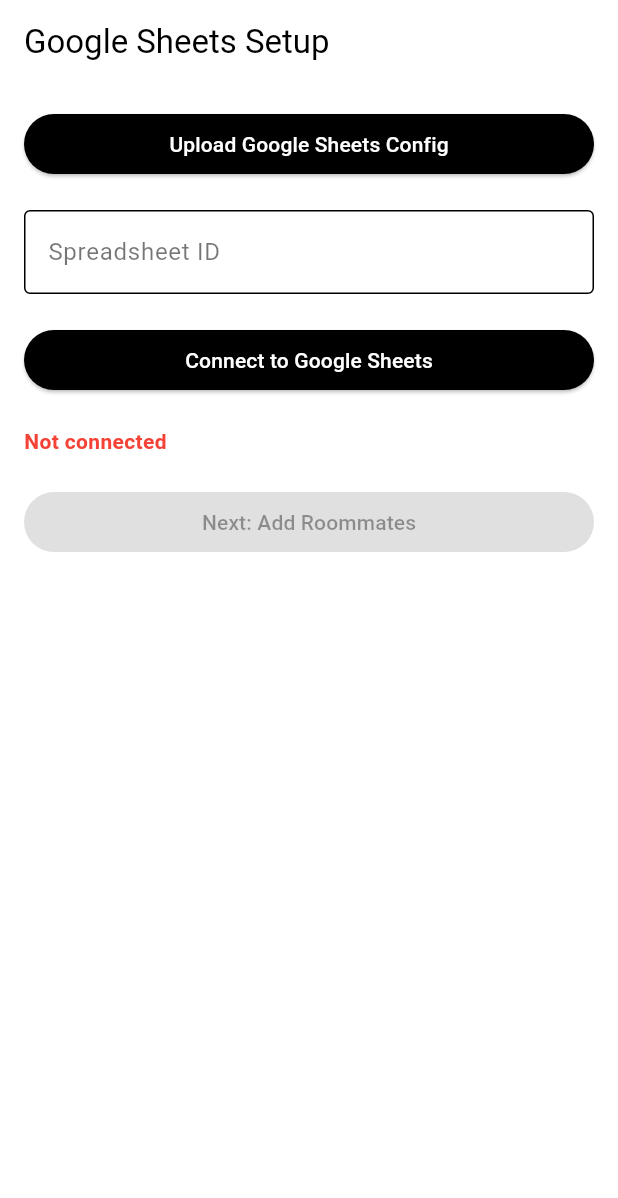
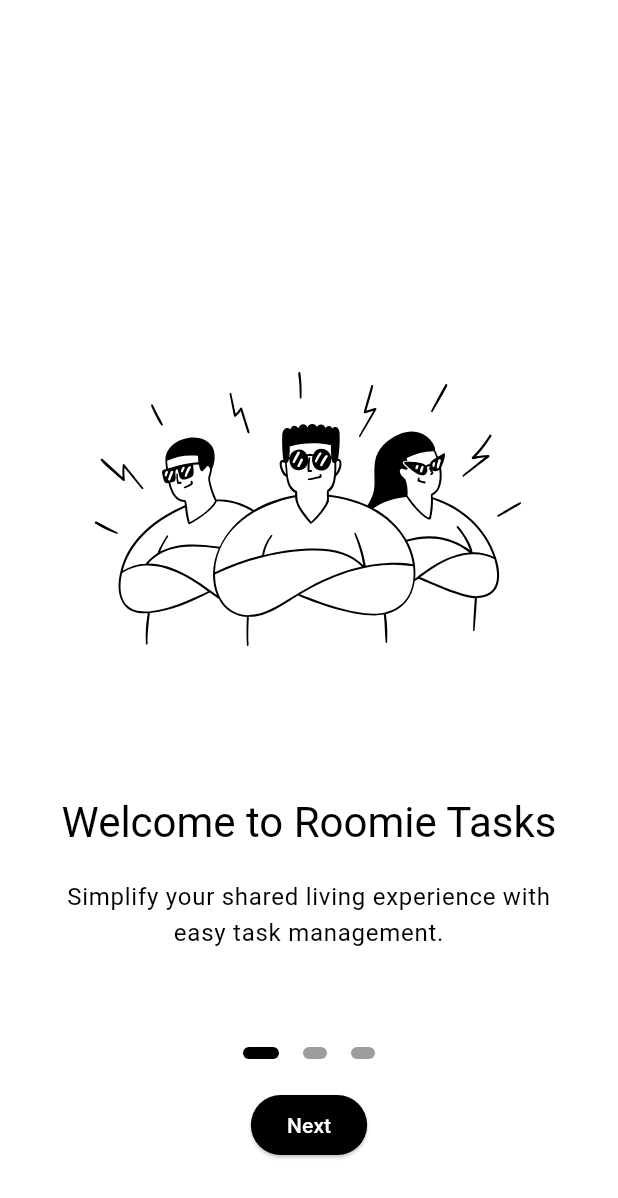
Before and after one commit to irangareddy/roomie_tasks, a Flutter app: the screen it shows after launch, on a phone screen of 412 x 824 dp. Shown: the top 1198 px of the screen. Run offline on Flutter 3.47's test engine with Material 3 defaults, Android fonts, the phone set to English and light mode, and no system bars; our stand-ins replace bloc, file_picker, flutter_svg, get_it, go_router, hive_flutter; missing offline and left inert: gsheets; accounts and stored records are empty; generated files the repository leaves out were written again.

Commit message:
feat: onboarding page

```diff
--- /dev/null
+++ b/lib/app/pages/onboarding/splash_screen.dart
@@ -0,0 +1,168 @@
+import 'package:flutter/material.dart';
+import 'package:flutter_svg/flutter_svg.dart';
+import 'package:go_router/go_router.dart';
+import 'package:roomie_tasks/app/services/onboarding_service.dart';
+import 'package:roomie_tasks/config/routes/routes.dart';
+import 'package:roomie_tasks/dependency_manager.dart';
+
+class SplashScreen extends StatefulWidget {
+  const SplashScreen({super.key});
+
+  @override
+  State<SplashScreen> createState() => _SplashScreenState();
+}
+
+class _SplashScreenState extends State<SplashScreen> {
+  final PageController _pageController = PageController();
+  int _currentPage = 0;
+  final List<OnboardingPage> _pages = [
+    OnboardingPage(
+      title: 'Welcome to Roomie Tasks',
+      description:
+          'Simplify your shared living experience with easy task management.',
+      image: 'assets/images/welcome.svg',
+    ),
+    OnboardingPage(
+      title: 'Create and Assign Tasks',
+      description: 'Easily create tasks and assign them to roommates.',
+      image: 'assets/images/create_tasks.svg',
+    ),
+    OnboardingPage(
+      title: 'Track Progress',
+      description:
+          'Monitor task completion and maintain a harmonious living space.',
+      image: 'assets/images/track_progress.svg',
+    ),
+  ];
+
+  late final OnboardingService _onboardingService;
+
+  @override
+  void initState() {
+    super.initState();
+    _onboardingService = sl<OnboardingService>();
+    _checkFirstTime();
+  }
+
+  Future<void> _checkFirstTime() async {
+    final isCompleted = await _onboardingService.isOnboardingCompleted();
+    if (isCompleted) {
+      _navigateToHome();
+    }
+  }
+
+  void _navigateToHome() {
+    context.go(AppRoutes.home);
+  }
+
+  @override
+  Widget build(BuildContext context) {
+    return Scaffold(
+      body: Stack(
+        children: [
+          PageView.builder(
+            controller: _pageController,
+            itemCount: _pages.length,
+            onPageChanged: (int page) {
+              setState(() {
+                _currentPage = page;
+              });
+            },
+            itemBuilder: (context, index) {
+              return _buildPage(_pages[index]);
+            },
+          ),
+          Positioned(
+            bottom: 50,
+            left: 0,
+            right: 0,
+            child: Column(
+              children: [
+                Row(
+                  mainAxisAlignment: MainAxisAlignment.center,
+                  children: _buildPageIndicator(),
+                ),
+                const SizedBox(height: 20),
+                ElevatedButton(
+                  onPressed: () {
+                    if (_currentPage == _pages.length - 1) {
+                      _finishOnboarding();
+                    } else {
+                      _pageController.nextPage(
+                        duration: const Duration(milliseconds: 300),
+                        curve: Curves.easeIn,
+                      );
+                    }
+                  },
+                  child: Text(
+                    _currentPage == _pages.length - 1 ? 'Get Started' : 'Next',
+                  ),
+                ),
+              ],
+            ),
+          ),
+        ],
+      ),
+    );
+  }
+
+  Widget _buildPage(OnboardingPage page) {
+    return Padding(
+      padding: const EdgeInsets.all(40),
+      child: Column(
+        mainAxisAlignment: MainAxisAlignment.center,
+        children: [
+          SvgPicture.asset(
+            page.image,
+            height: 300,
+          ),
+          const SizedBox(height: 40),
+          Text(page.title, style: Theme.of(context).textTheme.headlineMedium),
+          const SizedBox(height: 20),
+          Text(
+            page.description,
+            textAlign: TextAlign.center,
+            style: Theme.of(context).textTheme.bodyLarge,
+          ),
+        ],
+      ),
+    );
+  }
+
+  List<Widget> _buildPageIndicator() {
+    final indicators = <Widget>[];
+    for (var i = 0; i < _pages.length; i++) {
+      indicators.add(i == _currentPage ? _indicator(true) : _indicator(false));
+    }
+    return indicators;
+  }
+
+  Widget _indicator(bool isActive) {
+    return AnimatedContainer(
+      duration: const Duration(milliseconds: 150),
+      margin: const EdgeInsets.symmetric(horizontal: 8),
+      height: 8,
+      width: isActive ? 24.0 : 16.0,
+      decoration: BoxDecoration(
+        color: isActive ? Theme.of(context).primaryColor : Colors.grey,
+        borderRadius: const BorderRadius.all(Radius.circular(12)),
+      ),
+    );
+  }
+
+  Future<void> _finishOnboarding() async {
+    await _onboardingService.setOnboardingCompleted();
+    _navigateToHome();
+  }
+}
+
+class OnboardingPage {
+  OnboardingPage({
+    required this.title,
+    required this.description,
+    required this.image,
+  });
+  final String title;
+  final String description;
+  final String image;
+}
--- /dev/null
+++ b/lib/app/services/onboarding_service.dart
@@ -0,0 +1,16 @@
+import 'package:roomie_tasks/app/services/services.dart';
+
+class OnboardingService {
+  OnboardingService(this._storageService);
+  final StorageService _storageService;
+
+  Future<bool> isOnboardingCompleted() async {
+    // setOnboardingCompleted();
+    return await _storageService.get(StorageKey.onboardingCompleted) as bool? ??
+        false;
+  }
+
+  Future<void> setOnboardingCompleted() async {
+    await _storageService.set(StorageKey.onboardingCompleted, true);
+  }
+}
--- a/lib/app/services/services.dart
+++ b/lib/app/services/services.dart
@@ -1,4 +1,5 @@
 export 'googlesheets_service.dart';
+export 'onboarding_service.dart';
 export 'roommate_service.dart';
 export 'service_utils.dart';
 export 'storage/hive_storage_service.dart';
--- a/lib/app/services/storage/storage_key.dart
+++ b/lib/app/services/storage/storage_key.dart
@@ -1,7 +1,7 @@
 /// Specify all local storage keys in StorageKey
 class StorageKey {
   static const String container = 'roomieTasks';
-  static const String hasOnboardingBeenShown = 'hasOnboardingBeenShown';
+  static const String onboardingCompleted = 'onboardingCompleted';
   static const String username = 'username';
   static const String spreadsheetId = 'spreadsheetId';
   static const String credentials = 'gsheetsCredentials';
--- a/lib/config/routes/routes.dart
+++ b/lib/config/routes/routes.dart
@@ -1,12 +1,17 @@
+import 'package:flutter/material.dart';
 import 'package:go_router/go_router.dart';
 import 'package:provider/provider.dart';
 import 'package:roomie_tasks/app/pages/add_roommates_page.dart';
 import 'package:roomie_tasks/app/pages/add_tasks_page.dart';
 import 'package:roomie_tasks/app/pages/googlesheets_setup_page.dart';
+import 'package:roomie_tasks/app/pages/onboarding/splash_screen.dart';
 import 'package:roomie_tasks/app/pages/task_list_page.dart';
 import 'package:roomie_tasks/app/providers/googlesheets_setup_provider.dart';
+import 'package:roomie_tasks/app/services/onboarding_service.dart';
+import 'package:roomie_tasks/dependency_manager.dart';
 
 class AppRoutes {
+  static const splash = '/splash';
   static const home = '/';
   static const googleSheetsSetup = '/google-sheet-setup';
   static const addRoommates = '/add-roommates';
@@ -15,8 +20,12 @@ class AppRoutes {
 }
 
 final router = GoRouter(
-  initialLocation: AppRoutes.home,
+  initialLocation: AppRoutes.splash,
   routes: [
+    GoRoute(
+      path: AppRoutes.splash,
+      builder: (context, state) => const SplashScreen(),
+    ),
     GoRoute(
       path: AppRoutes.home,
       builder: (context, state) => const TaskListPage(),
@@ -47,4 +56,24 @@ final router = GoRouter(
       builder: (context, state) => const TaskListPage(),
     ),
   ],
+  redirect: (BuildContext context, GoRouterState state) async {
+    final onboardingService = sl<OnboardingService>();
+    final isOnboardingCompleted =
+        await onboardingService.isOnboardingCompleted();
+
+    // If onboarding is not completed and we're not already on the splash
+    // screen, redirect to splash
+    if (!isOnboardingCompleted && state.uri.toString() != AppRoutes.splash) {
+      return AppRoutes.splash;
+    }
+
+    // If onboarding is completed and we're on the splash screen,
+    // redirect to home
+    if (isOnboardingCompleted && state.uri.toString() == AppRoutes.splash) {
+      return AppRoutes.home;
+    }
+
+    // In all other cases, don't redirect
+    return null;
+  },
 );
--- a/lib/dependency_manager.dart
+++ b/lib/dependency_manager.dart
@@ -14,6 +14,8 @@ class DependencyManager {
     sl
       ..registerSingleton<StorageService>(hiveStorageService)
       ..registerSingleton<GoogleSheetsService>(GoogleSheetsService())
+      ..registerSingleton<OnboardingService>(OnboardingService(hiveStorageService))
+
 
       // Providers
       ..registerSingleton<GoogleSheetsSetupProvider>(
--- a/pubspec.yaml
+++ b/pubspec.yaml
@@ -14,6 +14,7 @@ dependencies:
   flutter_bloc: ^8.1.6
   flutter_localizations:
     sdk: flutter
+  flutter_svg: ^2.0.10+1
   get_it: ^8.0.0
   go_router: ^14.2.7
   gsheets: ^0.5.0
@@ -36,3 +37,4 @@ flutter:
   generate: true
   assets:
     - assets/
+    - assets/images/
```
Also changed, not shown: assets/images/create_tasks.svg (added), assets/images/track_progress.svg (added), assets/images/welcome.svg (added), pubspec.lock, 1 other file.
